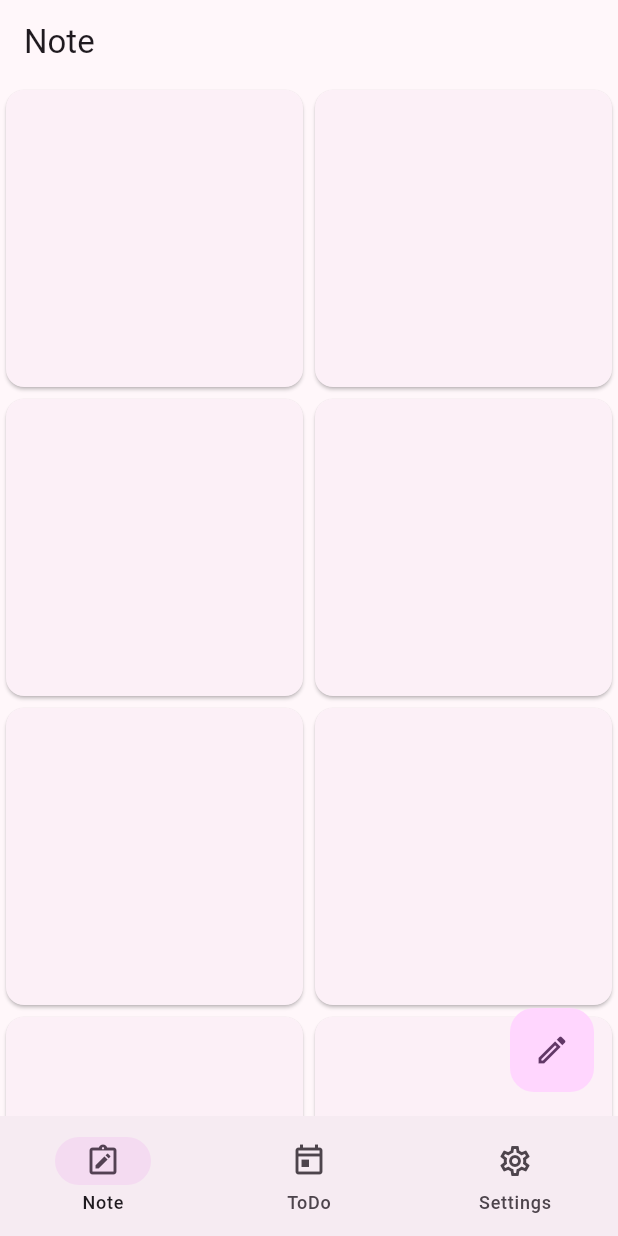
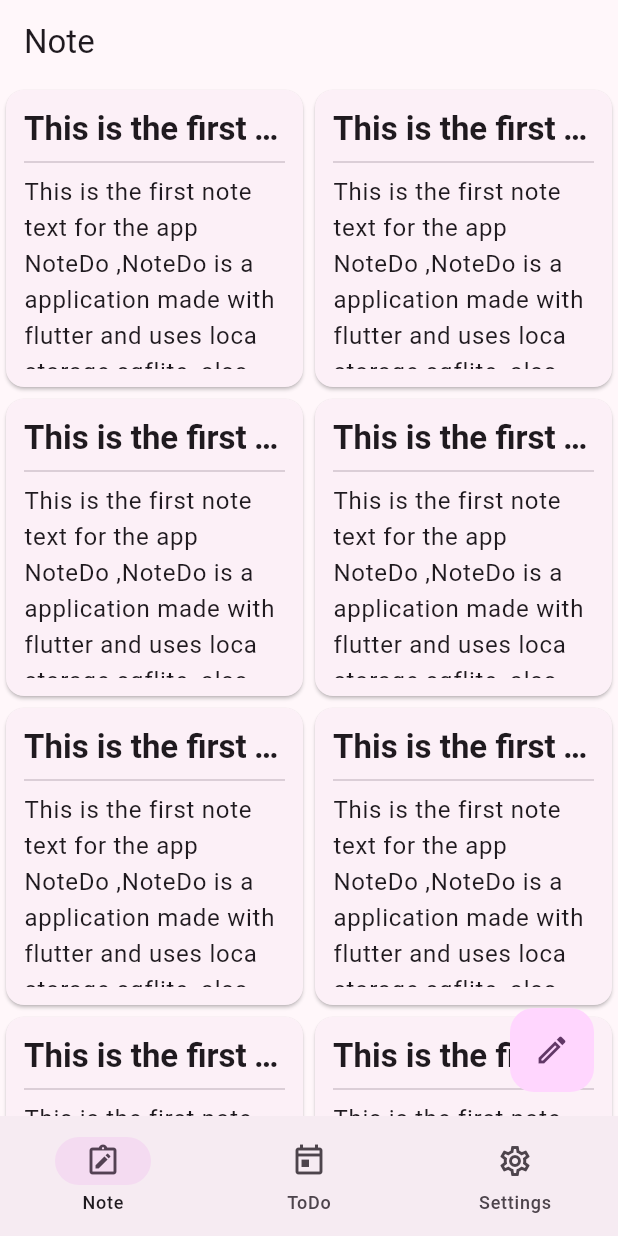
Before and after one commit to MuktharAmiyan/NoteDo, a Flutter app: the screen it shows after launch, on a phone screen of 412 x 824 dp. Run offline on Flutter 3.47's test engine with Material 2 defaults, Android fonts, the phone set to English and light mode, and no system bars; our stand-ins replace equatable, flutter_bloc, fpdart, get_it, go_router, shared_preferences.

Commit message:
note ui changes

```diff
--- /dev/null
+++ b/lib/feature/note/domain/entities/note.dart
@@ -0,0 +1,21 @@
+import 'package:equatable/equatable.dart';
+
+class Note extends Equatable {
+  final int id;
+  final String title;
+  final String noteText;
+  final DateTime createdAt;
+  const Note({
+    required this.id,
+    required this.title,
+    required this.noteText,
+    required this.createdAt,
+  });
+  @override
+  List<Object?> get props => [
+        id,
+        title,
+        noteText,
+        createdAt,
+      ];
+}
--- /dev/null
+++ b/lib/feature/note/domain/repository/note_repository.dart
@@ -0,0 +1,10 @@
+import 'package:fpdart/fpdart.dart';
+import 'package:notedo/core/error/failure.dart';
+import 'package:notedo/feature/note/domain/entities/note.dart';
+
+abstract class NoteRepository {
+  Future<Either<Failure, Iterable<Note>>> getAllNotes();
+  Future<Either<Failure, None>> addNote(Note note);
+  Future<Either<Failure, None>> editNote(Note note);
+  Future<Either<Failure, None>> deleteNote(Note note);
+}
--- /dev/null
+++ b/lib/feature/note/domain/use_case/add_note_usecase.dart
@@ -0,0 +1,17 @@
+import 'package:fpdart/fpdart.dart';
+import 'package:notedo/core/error/failure.dart';
+import 'package:notedo/core/usecases/usecase.dart';
+import 'package:notedo/feature/note/domain/entities/note.dart';
+
+import '../repository/note_repository.dart';
+
+class AddNoteUsecase extends Usecase<None, Note> {
+  final NoteRepository noteRepository;
+
+  AddNoteUsecase(this.noteRepository);
+
+  @override
+  Future<Either<Failure, None>> call(Note params) {
+    return noteRepository.addNote(params);
+  }
+}
--- /dev/null
+++ b/lib/feature/note/domain/use_case/delete_note_usecase.dart
@@ -0,0 +1,17 @@
+import 'package:fpdart/fpdart.dart';
+import 'package:notedo/core/error/failure.dart';
+import 'package:notedo/core/usecases/usecase.dart';
+import 'package:notedo/feature/note/domain/entities/note.dart';
+
+import '../repository/note_repository.dart';
+
+class DeleteNoteUsecase extends Usecase<None, Note> {
+  final NoteRepository noteRepository;
+
+  DeleteNoteUsecase(this.noteRepository);
+
+  @override
+  Future<Either<Failure, None>> call(Note params) {
+    return noteRepository.deleteNote(params);
+  }
+}
--- /dev/null
+++ b/lib/feature/note/domain/use_case/edit_note_usecase.dart
@@ -0,0 +1,17 @@
+import 'package:fpdart/fpdart.dart';
+import 'package:notedo/core/error/failure.dart';
+import 'package:notedo/core/usecases/usecase.dart';
+import 'package:notedo/feature/note/domain/entities/note.dart';
+
+import '../repository/note_repository.dart';
+
+class EditNoteUsecase extends Usecase<None, Note> {
+  final NoteRepository noteRepository;
+
+  EditNoteUsecase(this.noteRepository);
+
+  @override
+  Future<Either<Failure, None>> call(Note params) {
+    return noteRepository.editNote(params);
+  }
+}
--- a/lib/feature/note/presentation/widgets/note_card_widget.dart
+++ b/lib/feature/note/presentation/widgets/note_card_widget.dart
@@ -1,12 +1,39 @@
 import 'package:flutter/material.dart';
+import 'package:notedo/feature/note/domain/entities/note.dart';
 
 class NoteCardWidget extends StatelessWidget {
+  final Note note;
   const NoteCardWidget({
     super.key,
+    required this.note,
   });
 
   @override
   Widget build(BuildContext context) {
-    return const Card();
+    return Card(
+      child: Padding(
+        padding: const EdgeInsets.all(12.0),
+        child: Column(
+          crossAxisAlignment: CrossAxisAlignment.start,
+          children: [
+            Text(
+              note.title,
+              maxLines: 1,
+              overflow: TextOverflow.ellipsis,
+              style: Theme.of(context).textTheme.titleLarge!.copyWith(
+                    fontWeight: FontWeight.bold,
+                  ),
+            ),
+            const Divider(),
+            Flexible(
+              child: Text(
+                note.noteText,
+                style: Theme.of(context).textTheme.bodyLarge,
+              ),
+            )
+          ],
+        ),
+      ),
+    );
   }
 }
--- a/lib/feature/note/presentation/widgets/note_grid_widget.dart
+++ b/lib/feature/note/presentation/widgets/note_grid_widget.dart
@@ -1,4 +1,5 @@
 import 'package:flutter/material.dart';
+import 'package:notedo/feature/note/domain/entities/note.dart';
 
 import 'note_card_widget.dart';
 
@@ -14,7 +15,15 @@
         gridDelegate: const SliverGridDelegateWithMaxCrossAxisExtent(
             maxCrossAxisExtent: 300),
         itemCount: 11,
-        itemBuilder: (_, index) => const NoteCardWidget(),
+        itemBuilder: (_, index) => NoteCardWidget(
+          note: Note(
+            id: 100,
+            title: 'This is the first Title of NoteDo App',
+            noteText:
+                'This is the first note text for the app NoteDo ,NoteDo is a application made with flutter and uses loca storage sqflite, also made using bloc state management and uses clean architucture',
+            createdAt: DateTime.now(),
+          ),
+        ),
       ),
     );
   }
--- a/lib/note_do_app.dart
+++ b/lib/note_do_app.dart
@@ -1,7 +1,6 @@
 import 'package:flutter/material.dart';
 import 'package:flutter_bloc/flutter_bloc.dart';
 import 'package:notedo/feature/setting/data/model/app_theme_model.dart';
-
 import 'core/route/go_router_provider.dart';
 import 'core/service_locator.dart';
 import 'feature/setting/presentation/cubit/theme/theme_cubit.dart';
```
Also changed, not shown: lib/feature/note/data/model/note_model.dart (added, +30 -0 lines), lib/feature/note/domain/use_case/get_all_note_usecase.dart (added, +14 -0 lines).
